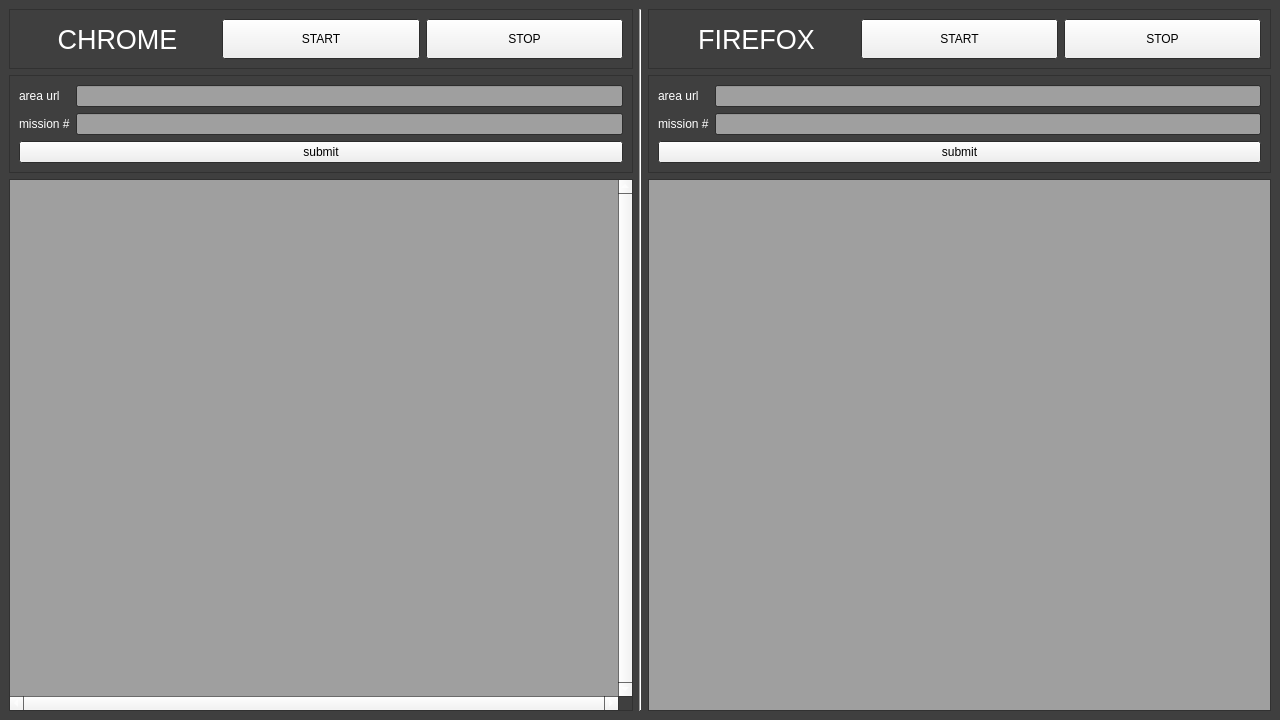
Above: main.ui from rexosorous/ninjamanager-bot before the change. Below: the same form after it.
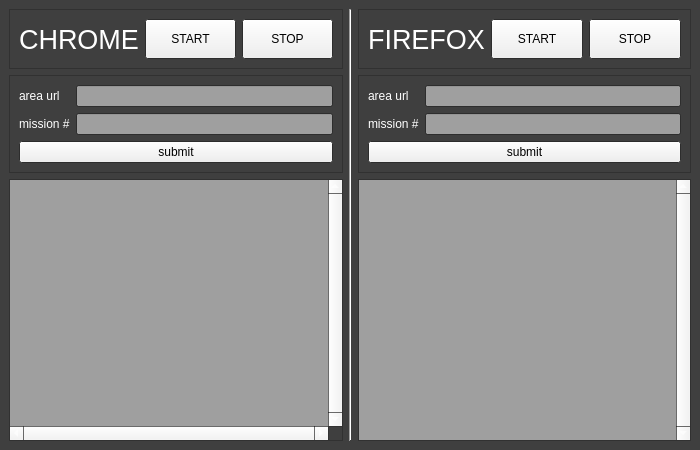
That is the form after the change. Icons and pictures are not drawn.

Patch:
```diff
--- a/main.ui
+++ b/main.ui
@@ -6,14 +6,14 @@
    <rect>
     <x>0</x>
     <y>0</y>
-    <width>1280</width>
-    <height>720</height>
+    <width>700</width>
+    <height>450</height>
    </rect>
   </property>
   <property name="minimumSize">
    <size>
-    <width>1280</width>
-    <height>720</height>
+    <width>700</width>
+    <height>450</height>
    </size>
   </property>
   <property name="palette">
@@ -304,7 +304,11 @@
      </widget>
     </item>
     <item row="2" column="3">
-     <widget class="QTextBrowser" name="firefox_log"/>
+     <widget class="QTextBrowser" name="firefox_log">
+      <property name="verticalScrollBarPolicy">
+       <enum>Qt::ScrollBarAlwaysOn</enum>
+      </property>
+     </widget>
     </item>
     <item row="2" column="1">
      <widget class="QTextBrowser" name="chrome_log">
```
